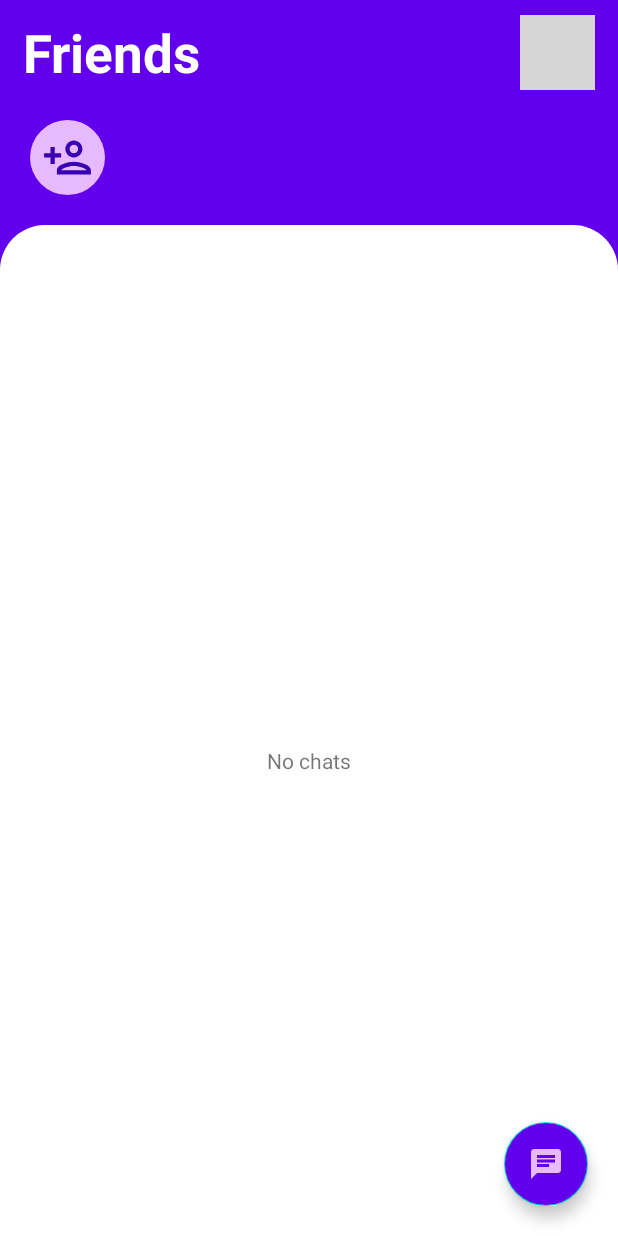
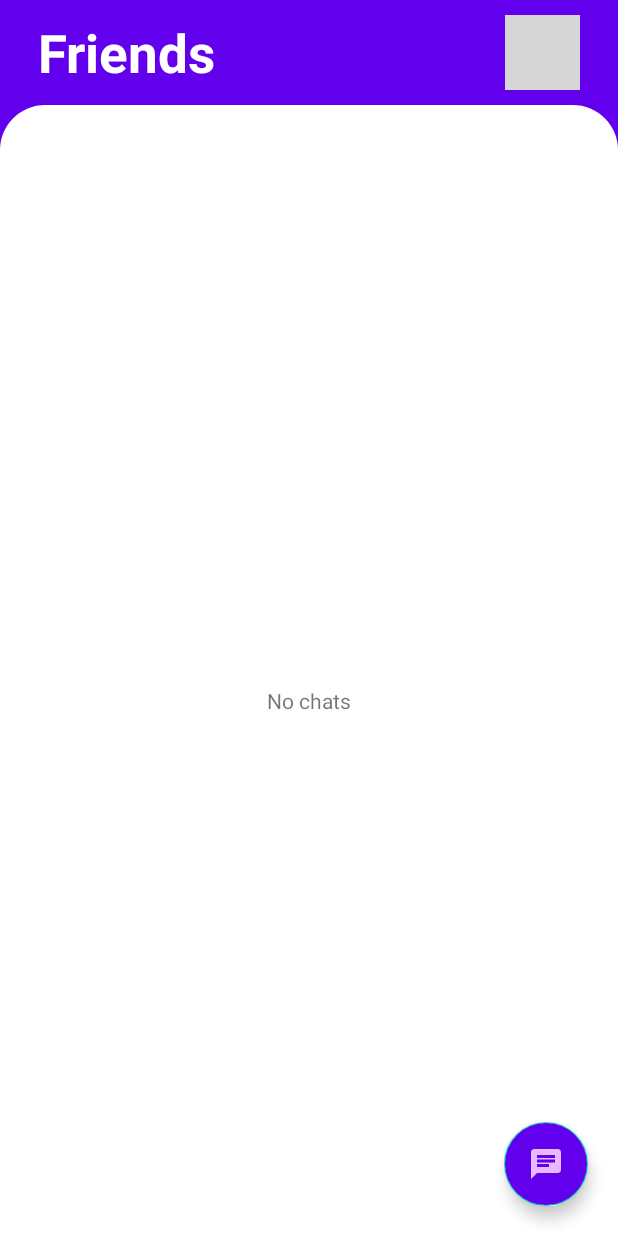
Before and after one commit to Abu-muhab/rave_chat, an Android app: the ChatHistoryFragment screen opened through its navigation route, on a phone screen of 412 x 824 dp. Run offline under Robolectric (Android 15) with nearby library versions, the phone set to English and light mode, and no system bars; our stand-ins replace Room's generated code, data binding; libraries missing offline, so code that uses them is left out: com.snapchat.kit, io.socket.client; pictures from the network do not load; 4 statements that could not run were skipped; grey boxes are pictures that could not be loaded.

Commit message:
revoved close friends horizontal scroll

```diff
--- a/app/src/main/java/com/abumuhab/chat/fragments/ChatHistoryFragment.kt
+++ b/app/src/main/java/com/abumuhab/chat/fragments/ChatHistoryFragment.kt
@@ -61,11 +61,6 @@ class ChatHistoryFragment : Fragment() {
 
         binding.newChatButton.setOnClickListener {
             it.findNavController()
-                .navigate(ChatHistoryFragmentDirections.actionChatHistoryFragmentToNewChatFragment())
-        }
-
-        binding.addFriendsButton.setOnClickListener {
-            it.findNavController()
                 .navigate(ChatHistoryFragmentDirections.actionChatHistoryFragmentToFindFriendsFragment())
         }
 
--- a/app/src/main/res/layout/fragment_chat_history.xml
+++ b/app/src/main/res/layout/fragment_chat_history.xml
@@ -24,7 +24,8 @@
         <LinearLayout
             android:id="@+id/friendsHeader"
             android:layout_width="match_parent"
-            android:layout_height="150dp"
+            android:layout_height="wrap_content"
+            android:padding="10dp"
             android:gravity="bottom"
             android:orientation="vertical"
             app:layout_constraintEnd_toEndOf="parent"
@@ -61,32 +62,6 @@
                     app:layout_constraintTop_toTopOf="parent" />
             </androidx.constraintlayout.widget.ConstraintLayout>
 
-            <HorizontalScrollView
-                android:layout_width="wrap_content"
-                android:layout_height="wrap_content"
-                android:scrollbars="none">
-
-                <LinearLayout
-                    android:id="@+id/friendsPreviewLayout"
-                    android:layout_width="wrap_content"
-                    android:layout_height="wrap_content"
-                    android:gravity="bottom"
-                    android:orientation="horizontal"
-                    android:padding="20dp">
-
-                    <ImageView
-                        android:id="@+id/addFriendsButton"
-                        android:layout_width="50dp"
-                        android:layout_height="50dp"
-                        android:background="@drawable/oval_border"
-                        android:backgroundTint="@color/accent"
-                        android:padding="8dp"
-                        android:clickable="true"
-                        android:focusable="true"
-                        android:src="@drawable/ic_outline_person_add_24"
-                        app:tint="@color/primary" />
-                </LinearLayout>
-            </HorizontalScrollView>
         </LinearLayout>
 
         <LinearLayout
@@ -122,9 +97,9 @@
             android:background="@drawable/rounded_top_container"
             android:backgroundTint="@color/white"
             android:overScrollMode="never"
-            android:paddingLeft="20dp"
-            android:paddingTop="40dp"
-            android:paddingRight="20dp"
+            android:paddingLeft="10dp"
+            android:paddingTop="10dp"
+            android:paddingRight="10dp"
             app:reverseLayout="true"
             app:stackFromEnd="true"
             android:visibility="@{viewModel.chats.size()==0?View.GONE:View.VISIBLE}"
```
